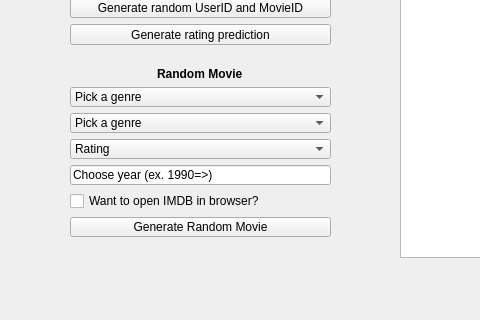
Before: the Qt Designer form Verkefni2/ui/window.ui in thortom/T-316-GAVI, drawn with Qt 5; both pictures show x 0 to 480 and y 313 to 633 of the 1146 by 633 pixel window.
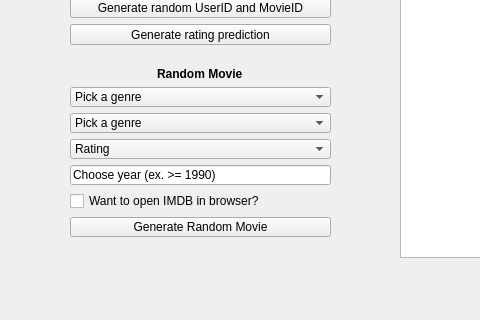
After: the same form once the commit is applied.

What changed in the file:
```diff
--- a/Verkefni2/ui/window.ui
+++ b/Verkefni2/ui/window.ui
@@ -234,7 +234,7 @@
      <item row="4" column="0">
       <widget class="QLineEdit" name="User_Line_2">
        <property name="text">
-        <string>Choose year (ex. 1990=&gt;)</string>
+        <string>Choose year (ex. &gt;= 1990)</string>
        </property>
       </widget>
      </item>
```
Left out of the diff: 29 changed lines with no effect on the pictures.
